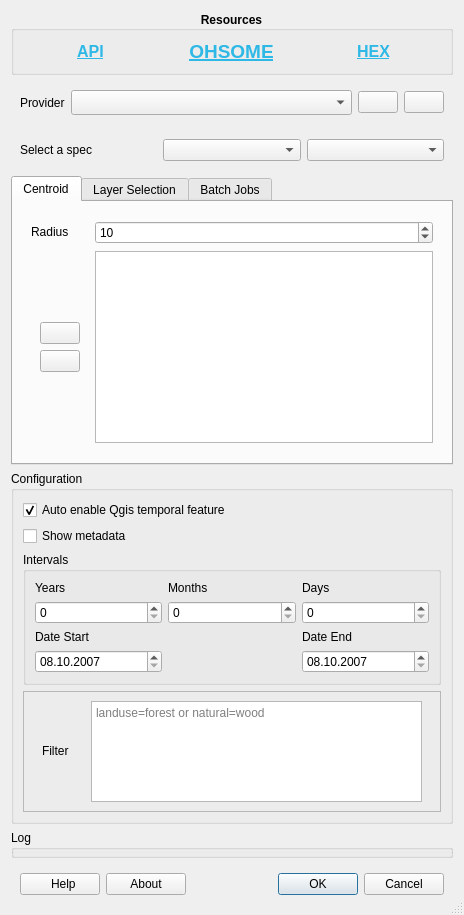
Old version of the form OhsomeQgis/gui/OhsomeQgisDialogUI.ui in the repository GIScience/ohsome-qgis-plugin.
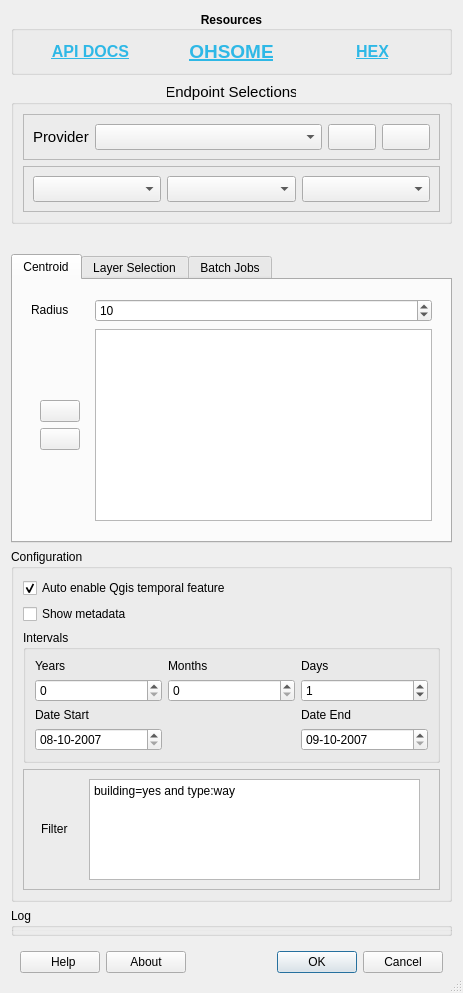
New version of the form. The open tabs and pages were chosen to show the change. Icons and pictures are not drawn. Custom widgets are drawn as their Qt base class.

Commit message: added advanced endpoint selection

```diff
--- a/OhsomeQgis/gui/OhsomeQgisDialogUI.ui
+++ b/OhsomeQgis/gui/OhsomeQgisDialogUI.ui
@@ -6,12 +6,12 @@
    <rect>
     <x>0</x>
     <y>0</y>
-    <width>464</width>
-    <height>912</height>
+    <width>463</width>
+    <height>928</height>
    </rect>
   </property>
   <property name="sizePolicy">
-   <sizepolicy hsizetype="Fixed" vsizetype="Expanding">
+   <sizepolicy hsizetype="Preferred" vsizetype="Fixed">
     <horstretch>0</horstretch>
     <verstretch>0</verstretch>
    </sizepolicy>
@@ -50,7 +50,7 @@
       <bool>false</bool>
      </property>
      <layout class="QHBoxLayout" name="horizontalLayout_3">
-      <item alignment="Qt::AlignHCenter">
+      <item>
        <widget class="QLabel" name="api_label">
         <property name="font">
          <font>
@@ -59,7 +59,7 @@
          </font>
         </property>
         <property name="text">
-         <string>&lt;html&gt;&lt;head/&gt;&lt;body&gt;&lt;p&gt;&lt;a href=&quot;https://api.ohsome.org/v1/swagger-ui.html&quot;&gt;&lt;span style=&quot; font-size:12pt; font-weight:600; text-decoration: underline; color:#2eb8e6;&quot;&gt;API&lt;/span&gt;&lt;/a&gt;&lt;/p&gt;&lt;/body&gt;&lt;/html&gt;</string>
+         <string>&lt;html&gt;&lt;head/&gt;&lt;body&gt;&lt;p&gt;&lt;a href=&quot;https://docs.ohsome.org/ohsome-api/stable/&quot;&gt;&lt;span style=&quot; font-size:12pt; font-weight:600; text-decoration: underline; color:#2eb8e6;&quot;&gt;API DOCS&lt;/span&gt;&lt;/a&gt;&lt;/p&gt;&lt;/body&gt;&lt;/html&gt;</string>
         </property>
         <property name="alignment">
          <set>Qt::AlignCenter</set>
@@ -69,7 +69,7 @@
         </property>
        </widget>
       </item>
-      <item alignment="Qt::AlignHCenter">
+      <item>
        <widget class="QLabel" name="ohsome_label">
         <property name="font">
          <font>
@@ -88,7 +88,7 @@
         </property>
        </widget>
       </item>
-      <item alignment="Qt::AlignHCenter">
+      <item>
        <widget class="QLabel" name="hex_label">
         <property name="font">
          <font>
@@ -111,22 +111,38 @@
     </widget>
    </item>
    <item>
-    <widget class="QWidget" name="widget_4" native="true">
+    <widget class="QGroupBox" name="groupBox_4">
      <property name="sizePolicy">
       <sizepolicy hsizetype="Preferred" vsizetype="Fixed">
        <horstretch>0</horstretch>
        <verstretch>0</verstretch>
       </sizepolicy>
      </property>
-     <layout class="QHBoxLayout" name="horizontalLayout_7" stretch="0,0,0,0">
-      <item>
-       <widget class="QLabel" name="label_15">
-        <property name="text">
-         <string>Provider</string>
-        </property>
-       </widget>
-      </item>
-      <item>
+     <property name="font">
+      <font>
+       <pointsize>11</pointsize>
+      </font>
+     </property>
+     <property name="title">
+      <string>Endpoint Selections</string>
+     </property>
+     <property name="alignment">
+      <set>Qt::AlignCenter</set>
+     </property>
+     <property name="flat">
+      <bool>true</bool>
+     </property>
+     <layout class="QGridLayout" name="gridLayout_2">
+      <item row="0" column="0">
+       <widget class="QFrame" name="frame_2">
+        <property name="frameShape">
+         <enum>QFrame::StyledPanel</enum>
+        </property>
+        <property name="frameShadow">
+         <enum>QFrame::Raised</enum>
+        </property>
+        <layout class="QGridLayout" name="gridLayout_4">
+         <item row="0" column="1">
        <widget class="QComboBox" name="provider_combo">
         <property name="sizePolicy">
          <sizepolicy hsizetype="Expanding" vsizetype="Fixed">
@@ -142,7 +158,14 @@
         </property>
        </widget>
       </item>
-      <item>
+         <item row="0" column="0">
+          <widget class="QLabel" name="label_15">
+           <property name="text">
+            <string>Provider</string>
+           </property>
+          </widget>
+         </item>
+         <item row="0" column="2">
        <widget class="QPushButton" name="provider_refresh">
         <property name="sizePolicy">
          <sizepolicy hsizetype="Fixed" vsizetype="Fixed">
@@ -162,7 +185,7 @@
         </property>
        </widget>
       </item>
-      <item>
+         <item row="0" column="3">
        <widget class="QPushButton" name="provider_config">
         <property name="sizePolicy">
          <sizepolicy hsizetype="Fixed" vsizetype="Fixed">
@@ -185,37 +208,54 @@
      </layout>
     </widget>
    </item>
+      <item row="2" column="0">
+       <widget class="QFrame" name="frame_3">
+        <property name="frameShape">
+         <enum>QFrame::StyledPanel</enum>
+        </property>
+        <property name="frameShadow">
+         <enum>QFrame::Raised</enum>
+        </property>
+        <layout class="QHBoxLayout" name="horizontalLayout_7">
    <item>
-    <widget class="QWidget" name="widget_3" native="true">
-     <property name="sizePolicy">
-      <sizepolicy hsizetype="Preferred" vsizetype="Fixed">
-       <horstretch>0</horstretch>
-       <verstretch>0</verstretch>
-      </sizepolicy>
-     </property>
-     <layout class="QGridLayout" name="gridLayout_2">
-      <item row="0" column="2">
-       <widget class="QComboBox" name="ohsome_spec_preference_combo">
-        <property name="toolTip">
-         <string>Request preference</string>
-        </property>
-       </widget>
-      </item>
-      <item row="0" column="0">
-       <widget class="QLabel" name="ohsome_spec_label">
-        <property name="text">
-         <string>Select a spec</string>
-        </property>
-       </widget>
-      </item>
-      <item row="0" column="1">
        <widget class="QComboBox" name="ohsome_spec_selection_combo">
         <property name="toolTip">
          <string>Ohsome Endpoint</string>
         </property>
        </widget>
       </item>
-     </layout>
+         <item>
+          <widget class="QComboBox" name="ohsome_spec_preference_combo">
+           <property name="toolTip">
+            <string>Request preference</string>
+           </property>
+           <property name="placeholderText">
+            <string>Spec</string>
+           </property>
+          </widget>
+         </item>
+         <item>
+          <widget class="QComboBox" name="ohsome_spec_preference_endpoint">
+           <property name="toolTip">
+            <string>Request preference</string>
+           </property>
+          </widget>
+         </item>
+        </layout>
+       </widget>
+      </item>
+     </layout>
+    </widget>
+   </item>
+   <item>
+    <widget class="QWidget" name="widget_3" native="true">
+     <property name="sizePolicy">
+      <sizepolicy hsizetype="Preferred" vsizetype="Fixed">
+       <horstretch>0</horstretch>
+       <verstretch>0</verstretch>
+      </sizepolicy>
+     </property>
+     <layout class="QHBoxLayout" name="horizontalLayout_2"/>
     </widget>
    </item>
    <item>
@@ -712,6 +752,9 @@
            <property name="maximum">
             <number>31</number>
            </property>
+           <property name="value">
+            <number>1</number>
+           </property>
           </widget>
          </item>
          <item row="2" column="2">
@@ -735,6 +778,9 @@
            <property name="maximum">
             <number>99</number>
            </property>
+           <property name="value">
+            <number>0</number>
+           </property>
           </widget>
          </item>
          <item row="4" column="4">
@@ -766,15 +812,38 @@
          </item>
          <item row="5" column="4">
           <widget class="QDateEdit" name="date_end">
+           <property name="toolTip">
+            <string>&lt;html&gt;&lt;head/&gt;&lt;body&gt;&lt;p&gt;Enter your end date. &lt;/p&gt;&lt;p&gt;&lt;br/&gt;&lt;/p&gt;&lt;p&gt;All &lt;span style=&quot; text-decoration: underline;&quot;&gt;dates from the &lt;/span&gt;&lt;span style=&quot; font-weight:600; text-decoration: underline;&quot;&gt;9th&lt;/span&gt;&lt;span style=&quot; text-decoration: underline;&quot;&gt; of Oktober 2007&lt;/span&gt; are valid.&lt;/p&gt;&lt;/body&gt;&lt;/html&gt;</string>
+           </property>
+           <property name="dateTime">
+            <datetime>
+             <hour>0</hour>
+             <minute>0</minute>
+             <second>0</second>
+             <year>2007</year>
+             <month>10</month>
+             <day>9</day>
+            </datetime>
+           </property>
+           <property name="minimumDateTime">
+            <datetime>
+             <hour>0</hour>
+             <minute>0</minute>
+             <second>0</second>
+             <year>2007</year>
+             <month>10</month>
+             <day>9</day>
+            </datetime>
+           </property>
            <property name="minimumDate">
             <date>
              <year>2007</year>
              <month>10</month>
-             <day>8</day>
+             <day>9</day>
             </date>
            </property>
            <property name="displayFormat">
-            <string>dd.MM.yyyy</string>
+            <string>dd-MM-yyyy</string>
            </property>
           </widget>
          </item>
@@ -790,6 +859,19 @@
          </item>
          <item row="5" column="1">
           <widget class="QDateEdit" name="date_start">
+           <property name="toolTip">
+            <string>&lt;html&gt;&lt;head/&gt;&lt;body&gt;&lt;p&gt;Enter your start date. &lt;/p&gt;&lt;p&gt;&lt;br/&gt;&lt;/p&gt;&lt;p&gt;All &lt;span style=&quot; text-decoration: underline;&quot;&gt;dates from the &lt;/span&gt;&lt;span style=&quot; font-weight:600; text-decoration: underline;&quot;&gt;8th&lt;/span&gt;&lt;span style=&quot; text-decoration: underline;&quot;&gt; of Oktober 2007&lt;/span&gt; are valid.&lt;/p&gt;&lt;/body&gt;&lt;/html&gt;</string>
+           </property>
+           <property name="dateTime">
+            <datetime>
+             <hour>0</hour>
+             <minute>0</minute>
+             <second>0</second>
+             <year>2007</year>
+             <month>10</month>
+             <day>8</day>
+            </datetime>
+           </property>
            <property name="minimumDateTime">
             <datetime>
              <hour>0</hour>
@@ -815,7 +897,10 @@
             </date>
            </property>
            <property name="displayFormat">
-            <string>dd.MM.yyyy</string>
+            <string>dd-MM-yyyy</string>
+           </property>
+           <property name="timeSpec">
+            <enum>Qt::LocalTime</enum>
            </property>
           </widget>
          </item>
@@ -867,6 +952,9 @@
            <property name="toolTip">
             <string>&lt;html&gt;&lt;head/&gt;&lt;body&gt;&lt;p&gt;Enter your desired filter query by using common OpenStreetMap tags. For more information see: &lt;a href=&quot;https://docs.ohsome.org/ohsome-api/v1/filter.html&quot;&gt;&lt;span style=&quot; text-decoration: underline; color:#2eb8e6;&quot;&gt;https://docs.ohsome.org/ohsome-api/v1/filter.html&lt;/span&gt;&lt;/a&gt;&lt;/p&gt;&lt;/body&gt;&lt;/html&gt;</string>
            </property>
+           <property name="plainText">
+            <string>building=yes and type:way</string>
+           </property>
            <property name="placeholderText">
             <string>landuse=forest or natural=wood</string>
            </property>
```
Left out of the diff: 30 changed lines with no effect on the pictures. Lines whose indentation alone changed are shown as unchanged. The commit also changes 5 other files.
